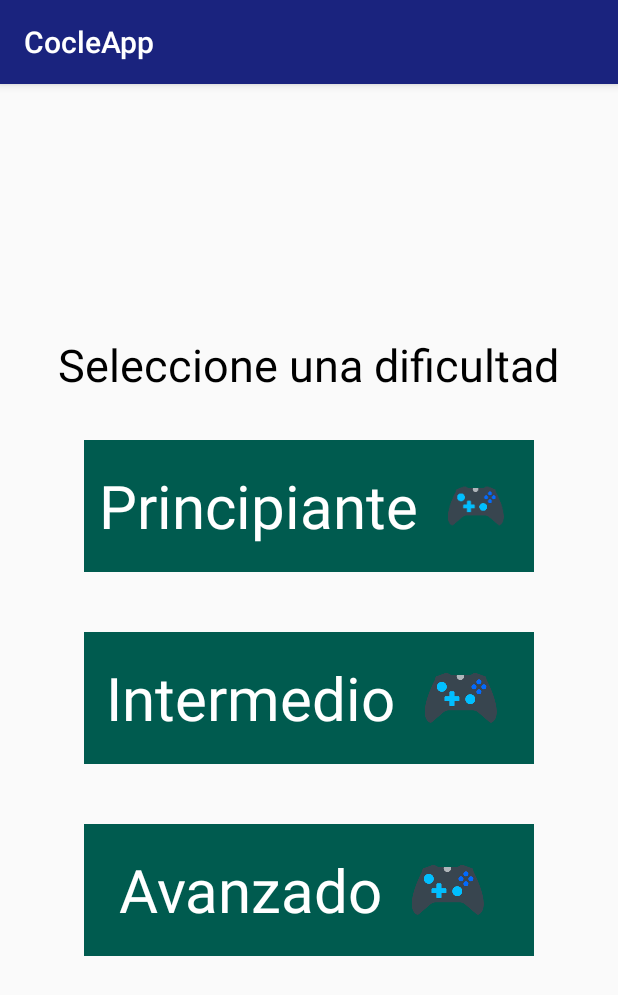
After one commit to NitroSkate/ProyectoMoviles, an Android app: the DificultyActivity screen opened directly, with no data from a screen before it, on a phone screen of 412 x 824 dp. The commit adds this screen. Shown: the top 995 px of the screen. Run offline under Robolectric (Android 15) with nearby library versions, the phone set to English and light mode, and no system bars.

Commit message:
Dificultad

```diff
--- a/app/src/main/AndroidManifest.xml
+++ b/app/src/main/AndroidManifest.xml
@@ -11,6 +11,8 @@
             android:roundIcon="@mipmap/icon"
             android:supportsRtl="true"
             android:theme="@style/AppTheme">
+        <activity android:name=".activities.DificultyActivity">
+        </activity>
         <activity android:name=".activities.ConfigTerapistActivity">
         </activity>
         <activity android:name=".activities.TerapistActivity">
--- a/app/src/main/java/com/polillas/cocleapp/MainActivity.kt
+++ b/app/src/main/java/com/polillas/cocleapp/MainActivity.kt
@@ -16,6 +16,7 @@ import androidx.lifecycle.ViewModelProviders
 import com.google.firebase.auth.FirebaseAuth
 import com.polillas.cocleapp.Room.Viewmodel.PreguntaViewmodel
 import com.polillas.cocleapp.activities.AccountActivity
+import com.polillas.cocleapp.activities.DificultyActivity
 import com.polillas.cocleapp.activities.ExerciseActivity
 import com.polillas.cocleapp.activities.PracticeActivity
 import com.polillas.cocleapp.fragmentos.AccountFragment
@@ -62,7 +63,7 @@ class MainActivity : AppCompatActivity(), ModoFragment.OnFragmentInteractionList
 
     override fun onOpcion(verify: Int, string: String) {
         if(verify > 0 && string == "exercise") {
-            var intent = Intent(this@MainActivity, ExerciseActivity::class.java)
+            var intent = Intent(this@MainActivity, DificultyActivity::class.java)
             startActivity(intent)
         }
         else if (verify > 0 && string == "practice") {
--- /dev/null
+++ b/app/src/main/java/com/polillas/cocleapp/activities/DificultyActivity.kt
@@ -0,0 +1,24 @@
+package com.polillas.cocleapp.activities
+
+import android.content.Intent
+import androidx.appcompat.app.AppCompatActivity
+import android.os.Bundle
+import com.polillas.cocleapp.R
+import kotlinx.android.synthetic.main.fragment_account.*
+
+class DificultyActivity : AppCompatActivity() {
+
+    override fun onCreate(savedInstanceState: Bundle?) {
+        super.onCreate(savedInstanceState)
+        setContentView(R.layout.fragment_account)
+        lL_principiante.setOnClickListener {
+            startActivity(Intent(this@DificultyActivity, ExerciseActivity::class.java).putExtra("dificultad", 2))
+        }
+        lL_intermedio.setOnClickListener {
+            startActivity(Intent(this@DificultyActivity, ExerciseActivity::class.java).putExtra("dificultad", 3))
+        }
+        lL_avanzado.setOnClickListener {
+            startActivity(Intent(this@DificultyActivity, ExerciseActivity::class.java).putExtra("dificultad", 4))
+        }
+    }
+}
--- a/app/src/main/java/com/polillas/cocleapp/activities/ExerciseActivity.kt
+++ b/app/src/main/java/com/polillas/cocleapp/activities/ExerciseActivity.kt
@@ -26,7 +26,9 @@ class ExerciseActivity : AppCompatActivity(), Preguntas1Fragmento.OnFragmentInte
         //preguntaViewmodel.retrievePreguntas()
 
         if (savedInstanceState == null) {
-            initfragment(1,0,true,2)
+            var intent = intent.extras
+            var lvl = intent.getInt("dificultad")
+            initfragment(1,0,true,lvl)
         }
     }
 
--- a/app/src/main/res/layout/fragment_account.xml
+++ b/app/src/main/res/layout/fragment_account.xml
@@ -4,8 +4,7 @@
              android:layout_width="match_parent"
              android:layout_height="match_parent"
               android:gravity="center"
-              android:orientation="vertical"
-             tools:context=".fragmentos.AccountFragment">
+              android:orientation="vertical">
 
     <!-- TODO: Update blank fragment layout -->
     <TextView
```
